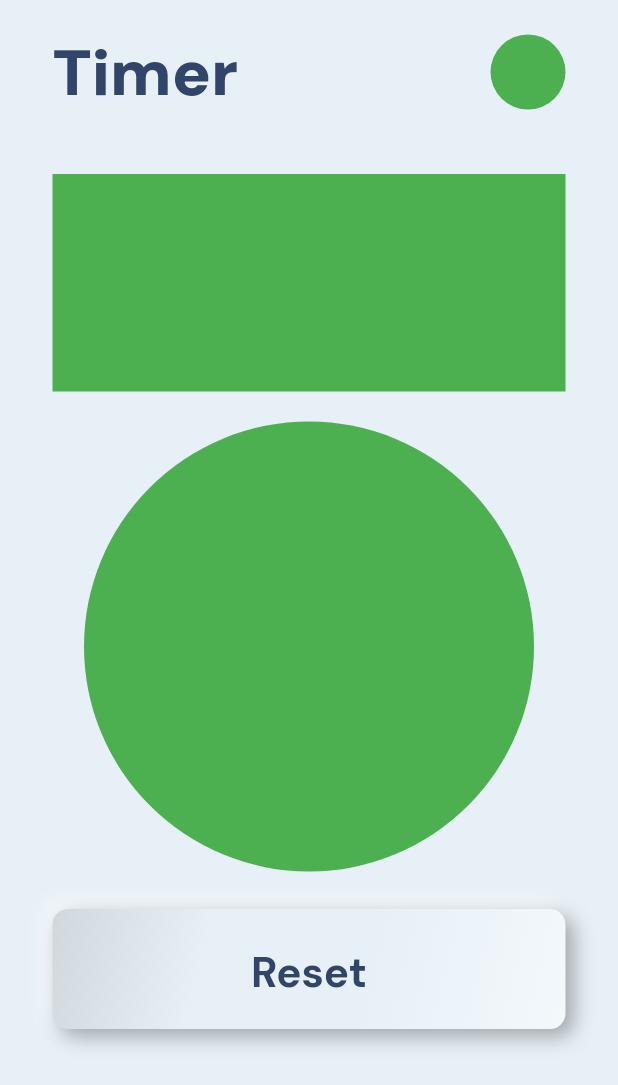
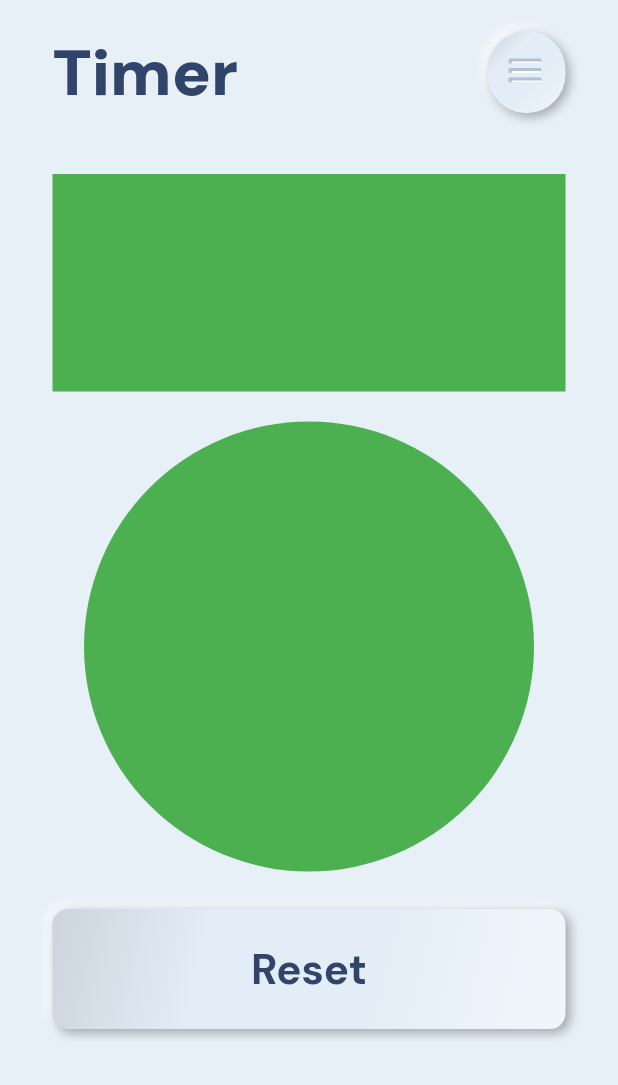
Before and after one commit to c0ff33-b34n/neumorphic_timer, a Flutter app: the screen it shows after launch, on a phone screen of 412 x 824 dp. Shown: the top 1085 px of the screen. Run offline on Flutter 3.47's test engine with Material 2 defaults, Android fonts, the phone set to English and light mode, and no system bars; our stand-ins replace google_fonts.

Commit message:
Add HamburgerButton and refactor

```diff
--- a/lib/UI/neumorphic_container.dart
+++ b/lib/UI/neumorphic_container.dart
@@ -7,6 +7,7 @@ class NeumorphicContainer extends StatefulWidget {
   final Offset blurOffset;
   final Color color;
   final double height;
+  final BorderRadius borderRadius;
 
   NeumorphicContainer({
     required Key? key,
@@ -14,6 +15,7 @@ class NeumorphicContainer extends StatefulWidget {
     this.bevel = 10.0,
     required this.color,
     required this.height,
+    required this.borderRadius,
   })  : this.blurOffset = Offset(bevel / 2, bevel / 2),
         super(key: key);
 
@@ -47,9 +49,9 @@ class _NeumorphicContainerState extends State<NeumorphicContainer> {
         alignment: Alignment.center,
         height: widget.height,
         duration: const Duration(milliseconds: 150),
-        padding: const EdgeInsets.all(24.0),
+        padding: const EdgeInsets.all(16.0),
         decoration: BoxDecoration(
-          borderRadius: BorderRadius.circular(widget.bevel),
+          borderRadius: widget.borderRadius,
           gradient: LinearGradient(
               begin: Alignment.topLeft,
               end: Alignment.bottomRight,
@@ -71,7 +73,7 @@ class _NeumorphicContainerState extends State<NeumorphicContainer> {
                   BoxShadow(
                     blurRadius: widget.bevel,
                     offset: -widget.blurOffset,
-                    color: color.mix(Colors.white, .6),
+                    color: Colors.white,
                   ),
                   BoxShadow(
                     blurRadius: widget.bevel,
--- a/lib/screens/timer_screen.dart
+++ b/lib/screens/timer_screen.dart
@@ -25,12 +25,7 @@ class TimerScreen extends StatelessWidget {
                   ),
                 ),
                 Spacer(),
-                Container(
-                  width: 50.0,
-                  height: 50.0,
-                  decoration: BoxDecoration(
-                      color: Colors.green, shape: BoxShape.circle),
-                ),
+                HamburgerButton(),
               ],
             ),
             SizedBox(
@@ -59,6 +54,58 @@ class TimerScreen extends StatelessWidget {
   }
 }
 
+class HamburgerButton extends StatelessWidget {
+  const HamburgerButton({
+    Key? key,
+  }) : super(key: key);
+
+  @override
+  Widget build(BuildContext context) {
+    return NeumorphicContainer(
+      color: Color.fromRGBO(227, 237, 247, 1),
+      borderRadius: BorderRadius.all(
+        Radius.circular(30),
+      ),
+      child: SizedBox(
+        child: Column(
+          mainAxisSize: MainAxisSize.min,
+          children: <Widget>[
+            for (var i = 0; i < 3; i++)
+              Padding(
+                padding: const EdgeInsets.symmetric(vertical: 2.5),
+                child: Container(
+                  height: 1.3,
+                  width: 20,
+                  decoration: BoxDecoration(
+                    borderRadius: BorderRadius.all(
+                      Radius.circular(1),
+                    ),
+                    boxShadow: [
+                      // Edge shadow
+                      BoxShadow(
+                        offset: Offset(-1, -1),
+                        color: Color.fromRGBO(176, 193, 209, 1),
+                        spreadRadius: 1.0,
+                      ),
+                      // Circular shadow
+                      BoxShadow(
+                        color: Colors.white,
+                        // spreadRadius: 0.5,
+                      )
+                    ],
+                  ),
+                ),
+              )
+          ],
+        ),
+      ),
+      bevel: 5.0,
+      height: 55,
+      key: key,
+    );
+  }
+}
+
 class ResetButton extends StatefulWidget {
   const ResetButton({
     Key? key,
@@ -83,8 +130,9 @@ class _ResetButtonState extends State<ResetButton> {
           ),
         ),
       ),
-      bevel: 10.5,
-      color: Color.fromRGBO(231, 240, 247, 1),
+      bevel: 5.0,
+      borderRadius: BorderRadius.circular(10.5),
+      color: Color.fromRGBO(227, 237, 247, 1),
       key: widget.key,
       height: 80.0,
     );
```
